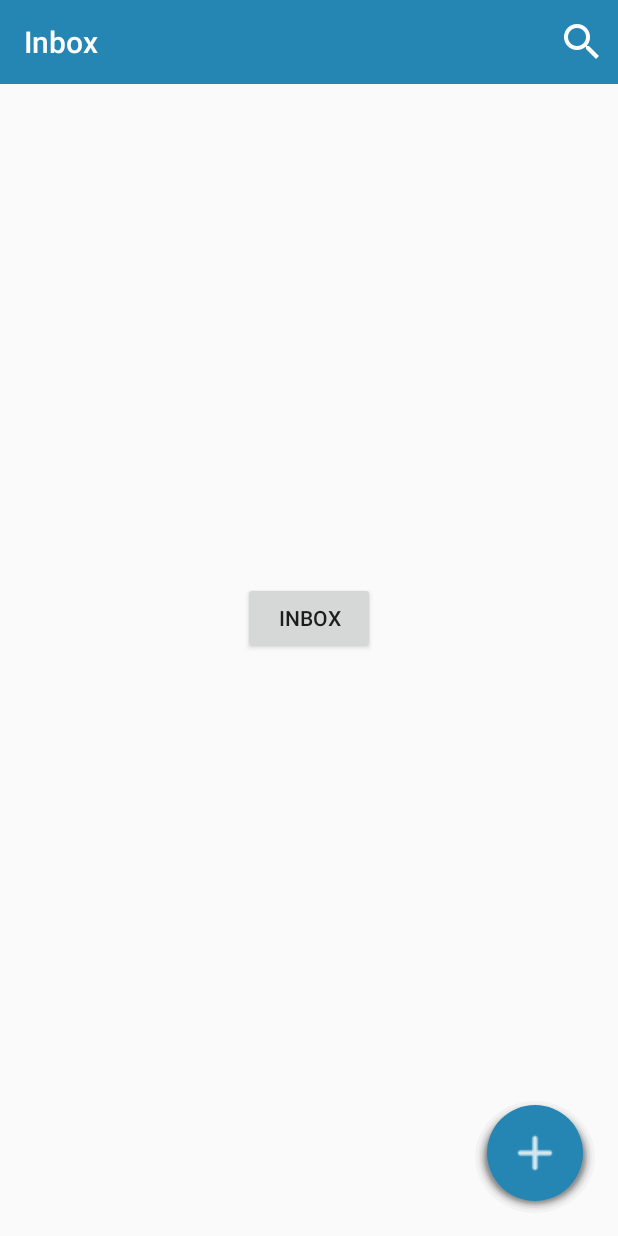
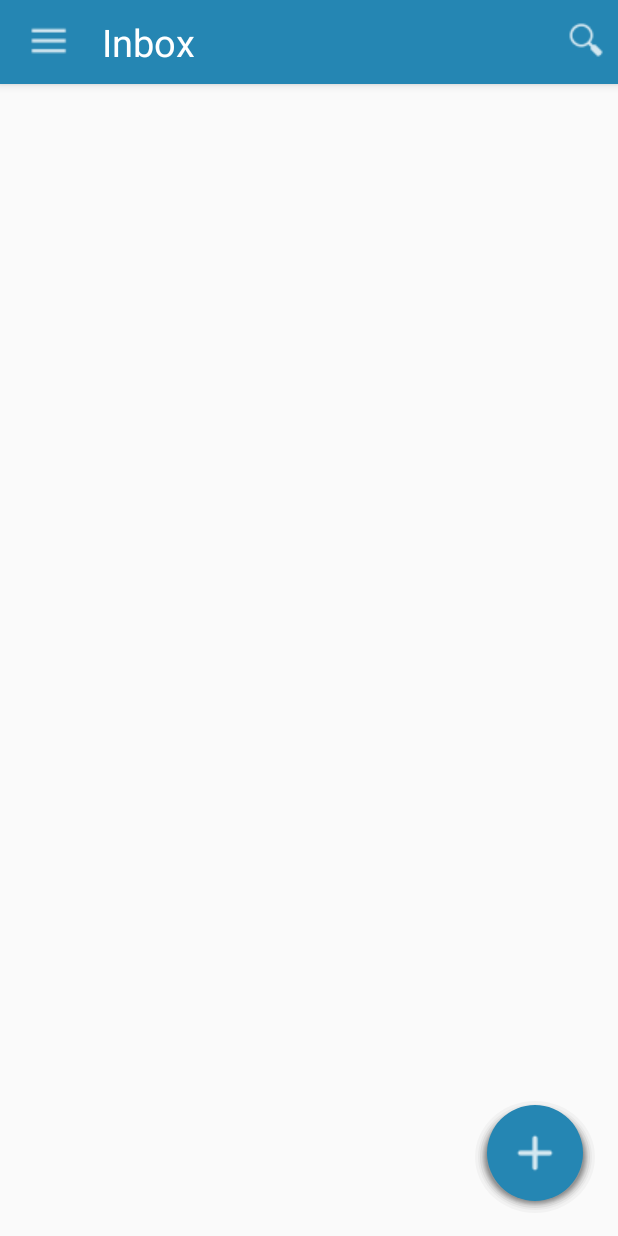
Before and after one commit to TinTin911/android-wave, an Android app: the InboxActivity screen opened directly, with no data from a screen before it, on a phone screen of 412 x 824 dp. Run offline under Robolectric (Android 15) with nearby library versions, the phone set to English and light mode, and no system bars.

```diff
--- a/app/build.gradle
+++ b/app/build.gradle
@@ -24,6 +24,7 @@ android {
         compile 'com.android.support:design:22.2.0'
         compile 'com.jakewharton:butterknife:6.1.0'
         compile 'com.ning:async-http-client:1.6.4'
+
     }
 }
 
--- a/app/src/main/AndroidManifest.xml
+++ b/app/src/main/AndroidManifest.xml
@@ -37,7 +37,7 @@
         </activity>
 
         <activity android:name=".activities.InboxActivity"
-            android:label="@string/inbox_name"
+            android:label=""
             android:theme="@style/MyMaterialTheme">
             <intent-filter>
                 <action android:name="app.android.box.waveprotocol.org.androidwave.INBOXACTIVITY" />
@@ -46,7 +46,7 @@
         </activity>
 
         <activity android:name=".activities.NewWaveActivity"
-            android:label="@string/new_wave_name"
+            android:label=""
             android:theme="@style/MyMaterialTheme">
             <intent-filter>
                 <action android:name="app.android.box.waveprotocol.org.androidwave.NEWWAVEACTIVITY" />
--- a/app/src/main/java/app/android/box/waveprotocol/org/androidwave/activities/InboxActivity.java
+++ b/app/src/main/java/app/android/box/waveprotocol/org/androidwave/activities/InboxActivity.java
@@ -38,6 +38,7 @@ public class InboxActivity extends AppCompatActivity{
     private Toolbar toolbar;
     ImageButton FAB;
     Button singOut;
+    ImageButton search;
 
     @Override
     protected void onCreate(Bundle savedInstanceState) {
@@ -49,7 +50,8 @@ public class InboxActivity extends AppCompatActivity{
 
 
         FAB = (ImageButton) findViewById(R.id.imageButton);
-        singOut = (Button) findViewById(R.id.singOut);
+        search = (ImageButton) findViewById(R.id.ic_search);
+        //singOut = (Button) findViewById(R.id.singOut);
 
         FAB.setOnClickListener(new View.OnClickListener() {
             @Override
@@ -58,42 +60,40 @@ public class InboxActivity extends AppCompatActivity{
                 startActivity(openNewWavectivity);
                 //test
                 //setContentView(R.layout.activity_new_wave);
-                //test2
             }
         });
 
-        /*The Singout Method*/
-        singOut.setOnClickListener(new View.OnClickListener() {
+        search.setOnClickListener(new View.OnClickListener() {
             @Override
             public void onClick(View v) {
-                //singout method body
+                Intent openNewWavectivity = new Intent("app.android.box.waveprotocol.org.androidwave.SEARCHACTIVITY");
+                startActivity(openNewWavectivity);
+                //test
+                //setContentView(R.layout.activity_new_wave);
             }
         });
 
-
-
     }
 
-    @Override
-    public boolean onCreateOptionsMenu(Menu menu) {
-        // Inflate the menu; this adds items to the action bar if it is present.
-        getMenuInflater().inflate(R.menu.menu_main, menu);
-        return true;
+//    @Override
+////    public boolean onCreateOptionsMenu(Menu menu) {
+////        // Inflate the menu; this adds items to the action bar if it is present.
+////        getMenuInflater().inflate(R.menu.menu_main, menu);
+////        return true;
+////    }
+//
+//    @Override
+//    public boolean onOptionsItemSelected(MenuItem item) {
+//        // Handle action bar item clicks here. The action bar will
+//        // automatically handle clicks on the Home/Up button, so long
+//        // as you specify a parent activity in AndroidManifest.xml.
+//        int id = item.getItemId();
+//
+//        //noinspection SimplifiableIfStatement
+////        if (id == R.id.action_search) {
+////            Intent openSearchActivity = new Intent("app.android.box.waveprotocol.org.androidwave.SEARCHACTIVITY");
+////            startActivity(openSearchActivity);
+////        }
+//
+//        return super.onOptionsItemSelected(item);
     }
-
-    @Override
-    public boolean onOptionsItemSelected(MenuItem item) {
-        // Handle action bar item clicks here. The action bar will
-        // automatically handle clicks on the Home/Up button, so long
-        // as you specify a parent activity in AndroidManifest.xml.
-        int id = item.getItemId();
-
-        //noinspection SimplifiableIfStatement
-        if (id == R.id.action_search) {
-            Intent openSearchActivity = new Intent("app.android.box.waveprotocol.org.androidwave.SEARCHACTIVITY");
-            startActivity(openSearchActivity);
-        }
-
-        return super.onOptionsItemSelected(item);
-    }
-}
--- a/app/src/main/java/app/android/box/waveprotocol/org/androidwave/activities/NewWaveActivity.java
+++ b/app/src/main/java/app/android/box/waveprotocol/org/androidwave/activities/NewWaveActivity.java
@@ -37,10 +37,5 @@ public class NewWaveActivity extends AppCompatActivity{
         setSupportActionBar(toolbar);
     }
 
-    @Override
-    public boolean onCreateOptionsMenu(Menu menu) {
-        // Inflate the menu; this adds items to the action bar if it is present.
-        getMenuInflater().inflate(R.menu.menu_main, menu);
-        return true;
-    }
+//
 }
--- a/app/src/main/java/app/android/box/waveprotocol/org/androidwave/activities/SearchActivity.java
+++ b/app/src/main/java/app/android/box/waveprotocol/org/androidwave/activities/SearchActivity.java
@@ -1,7 +1,10 @@
 package app.android.box.waveprotocol.org.androidwave.activities;
 
 import android.app.Activity;
+import android.content.Intent;
 import android.os.Bundle;
+import android.view.View;
+import android.widget.ImageButton;
 
 import app.android.box.waveprotocol.org.androidwave.R;
 
@@ -9,9 +12,22 @@ import app.android.box.waveprotocol.org.androidwave.R;
  * Created by roellk on 8/9/2015.
  */
 public class SearchActivity extends Activity{
+    ImageButton back;
     @Override
     protected void onCreate(Bundle savedInstanceState) {
         super.onCreate(savedInstanceState);
         setContentView(R.layout.activity_search);
+
+        back = (ImageButton)findViewById(R.id.button_back);
+
+        back.setOnClickListener(new View.OnClickListener() {
+            @Override
+            public void onClick(View v) {
+                Intent openNewWavectivity = new Intent("app.android.box.waveprotocol.org.androidwave.INBOXACTIVITY");
+                startActivity(openNewWavectivity);
+                //test
+                //setContentView(R.layout.activity_new_wave);
+            }
+        });
     }
 }
--- a/app/src/main/res/layout/activity_inbox.xml
+++ b/app/src/main/res/layout/activity_inbox.xml
@@ -4,13 +4,10 @@
     android:layout_height="match_parent"
     tools:context=".MainActivity">
 
-    <Button
-        android:id="@+id/singOut"
-        android:layout_width="wrap_content"
-        android:layout_height="wrap_content"
-        android:layout_centerHorizontal="true"
-        android:layout_centerVertical="true"
-        android:text="@string/sing_out_string" />
+    <include
+        android:id="@+id/tool_bar"
+        layout="@layout/tool_bar" />
+
 
     <LinearLayout
         android:layout_width="fill_parent"
@@ -18,9 +15,7 @@
         android:layout_alignParentTop="true"
         android:orientation="vertical">
 
-        <include
-            android:id="@+id/tool_bar"
-            layout="@layout/tool_bar" />
+
     </LinearLayout>
 
     <FrameLayout
--- a/app/src/main/res/layout/tool_bar.xml
+++ b/app/src/main/res/layout/tool_bar.xml
@@ -2,8 +2,43 @@
 <android.support.v7.widget.Toolbar xmlns:android="http://schemas.android.com/apk/res/android"
     android:layout_width="match_parent"
     android:layout_height="wrap_content"
+    xmlns:app="http://schemas.android.com/apk/res-auto"
     android:background="@color/colorPrimary"
     android:theme="@style/ThemeOverlay.AppCompat.Dark"
     android:elevation="4dp">
 
+    <RelativeLayout
+        android:layout_width="wrap_content"
+        android:layout_height="wrap_content"
+        android:orientation="horizontal">
+
+        <ImageButton
+            android:layout_width="wrap_content"
+            android:layout_height="wrap_content"
+            android:background="@color/colorPrimary"
+            android:src="@drawable/ic_action_drawer"
+            android:id="@+id/ic_drawer"
+            />
+
+        <TextView
+            android:layout_width="match_parent"
+            android:layout_height="wrap_content"
+            android:layout_toRightOf="@+id/ic_drawer"
+            android:text="Inbox"
+            android:textSize="25dp"
+            android:id="@+id/text_inbox"
+            android:textColor="#FFFFFF"
+            android:paddingLeft="20dp"/>
+
+        <ImageButton
+            android:layout_width="wrap_content"
+            android:layout_height="wrap_content"
+            android:background="@color/colorPrimary"
+            android:src="@drawable/ic_search2"
+            android:id="@+id/ic_search"
+            android:layout_alignParentRight="true"
+            android:paddingRight="5dp"
+            />
+
+    </RelativeLayout>
 </android.support.v7.widget.Toolbar>
--- a/app/src/main/res/menu/menu_main.xml
+++ /dev/null
@@ -1,11 +0,0 @@
-<menu xmlns:android="http://schemas.android.com/apk/res/android"
-    xmlns:app="http://schemas.android.com/apk/res-auto"
-    xmlns:tools="http://schemas.android.com/tools" tools:context=".MainActivity">
-    <item
-        android:id="@+id/action_search"
-        android:orderInCategory="200"
-        android:title="Search"
-        android:icon="@drawable/ic_search"
-        app:showAsAction="ifRoom"
-        ></item>
-</menu>
--- a/app/src/main/res/values/styles.xml
+++ b/app/src/main/res/values/styles.xml
@@ -25,6 +25,7 @@
 
 
     <style name="MyMaterialTheme.Base" parent="Theme.AppCompat.Light.NoActionBar">
+        <item name="icon">@drawable/ic_action_search</item>
         <item name="android:windowNoTitle">true</item>
         <item name="windowActionBar">false</item>
         <item name="colorPrimary">@color/colorPrimary</item>
```
Also changed, not shown: app/src/main/res/drawable/ic_action_drawer.png (added), app/src/main/res/drawable/ic_search2.png (added).
